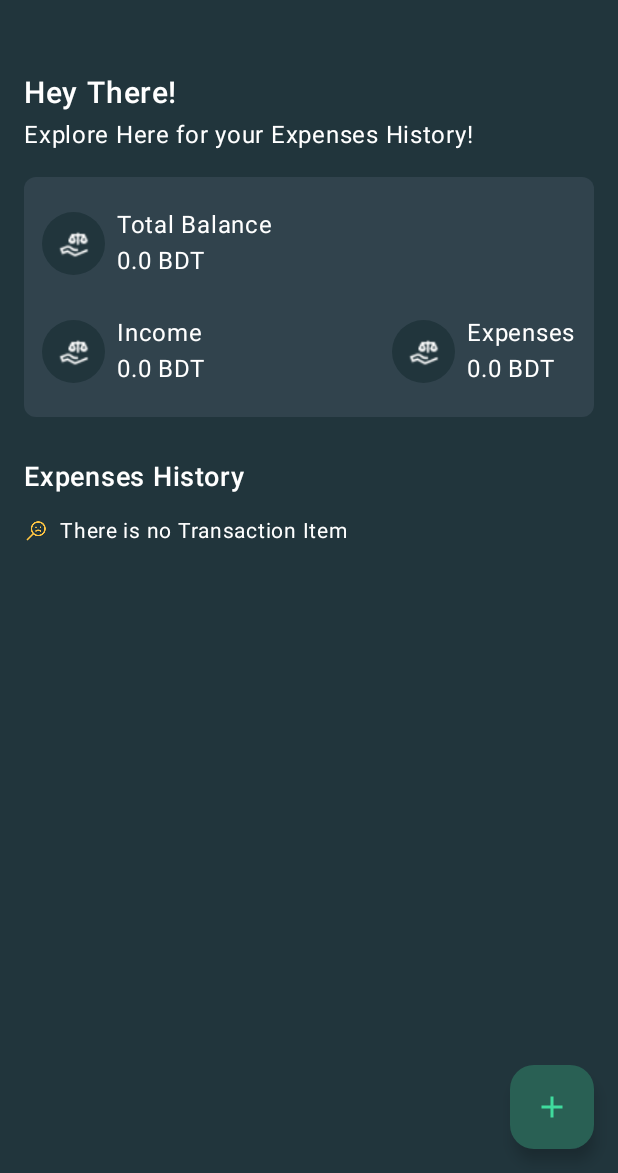
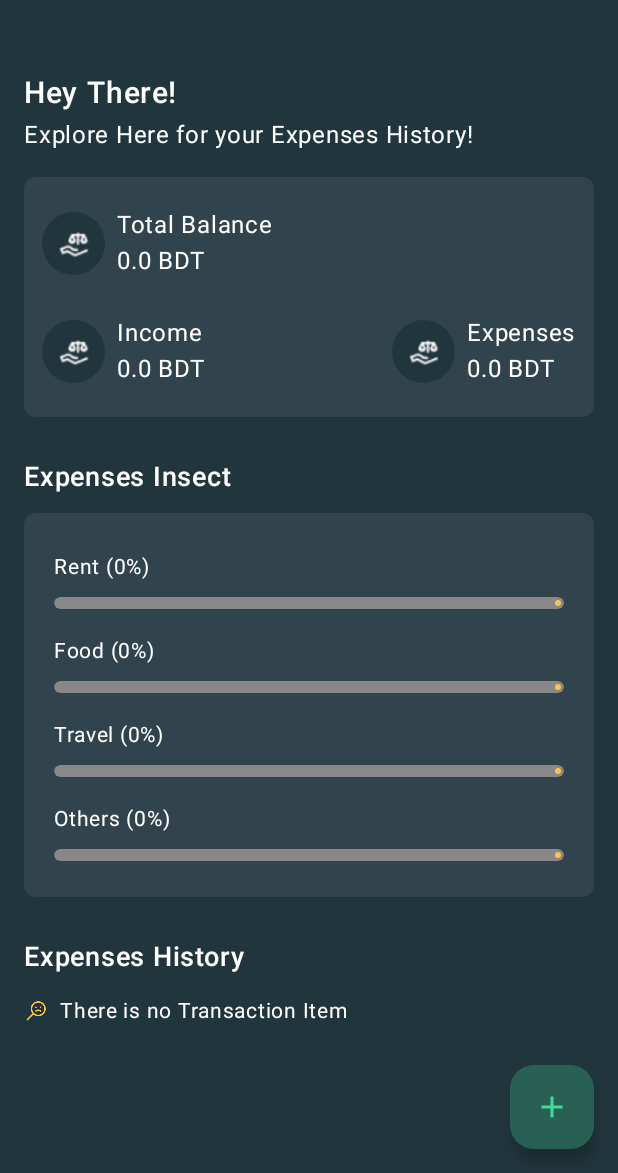
Before and after one commit to imtiazshawn/Tracker_Exodon, an Android app built with Jetpack Compose: the screen it shows after launch (MainActivity), on a phone screen of 412 x 824 dp, the part 63-1236 px from its top. Run offline under Robolectric (Android 15) with nearby library versions, the light colour scheme and no system bars; our stand-ins replace Room's generated code, accompanist.

Commit message:
Expense Insect Functionality

```diff
--- a/app/build.gradle.kts
+++ b/app/build.gradle.kts
@@ -78,4 +78,5 @@ dependencies {
     annotationProcessor("androidx.room:room-compiler:$room_version")
     kapt("androidx.room:room-compiler:$room_version")
     implementation("androidx.room:room-ktx:$room_version")
+    implementation("com.google.accompanist:accompanist-flowlayout:0.24.13-rc")
 }
--- /dev/null
+++ b/app/src/main/java/com/example/trackerexodon/components/ExpenseInsect.kt
@@ -0,0 +1,70 @@
+import androidx.compose.foundation.background
+import androidx.compose.foundation.layout.Arrangement
+import androidx.compose.foundation.layout.Column
+import androidx.compose.foundation.layout.fillMaxWidth
+import androidx.compose.foundation.layout.height
+import androidx.compose.foundation.layout.padding
+import androidx.compose.foundation.shape.RoundedCornerShape
+import androidx.compose.material3.LinearProgressIndicator
+import androidx.compose.material3.Text
+import androidx.compose.runtime.Composable
+import androidx.compose.ui.Alignment
+import androidx.compose.ui.Modifier
+import androidx.compose.ui.draw.clip
+import androidx.compose.ui.graphics.Color
+import androidx.compose.ui.unit.dp
+import androidx.compose.ui.unit.sp
+
+@Composable
+fun ExpenseInsect(
+    rentPercentage: Float,
+    foodPercentage: Float,
+    travelPercentage: Float,
+    othersPercentage: Float
+) {
+    Column(
+        modifier = Modifier
+            .fillMaxWidth()
+            .padding(horizontal = 16.dp)
+            .clip(shape = RoundedCornerShape(8.dp))
+            .background(color = Color(0xFF31434D))
+            .padding(vertical = 16.dp, horizontal = 8.dp),
+        horizontalAlignment = Alignment.CenterHorizontally,
+        verticalArrangement = Arrangement.Center
+    ) {
+        ExpenseCategoryProgress("Rent", rentPercentage, Color(0xFFFFC444))
+        ExpenseCategoryProgress("Food", foodPercentage, Color(0xFFFFC444))
+        ExpenseCategoryProgress("Travel", travelPercentage, Color(0xFFFFC444))
+        ExpenseCategoryProgress("Others", othersPercentage, Color(0xFFFFC444))
+    }
+}
+
+@Composable
+fun ExpenseCategoryProgress(
+    category: String,
+    percentage: Float,
+    color: Color
+) {
+    Column(
+        modifier = Modifier
+            .fillMaxWidth()
+            .padding(vertical = 8.dp, horizontal = 12.dp),
+        horizontalAlignment = Alignment.Start
+    ) {
+        Text(
+            text = "$category (${(percentage * 100).toInt()}%)",
+            color = Color.White,
+            fontSize = 14.sp,
+            modifier = Modifier.padding(bottom = 8.dp)
+        )
+        LinearProgressIndicator(
+            progress = percentage,
+            modifier = Modifier
+                .fillMaxWidth()
+                .height(8.dp)
+                .clip(RoundedCornerShape(4.dp)),
+            color = color,
+            trackColor = Color.Gray
+        )
+    }
+}
--- a/app/src/main/java/com/example/trackerexodon/screens/HomeScreen.kt
+++ b/app/src/main/java/com/example/trackerexodon/screens/HomeScreen.kt
@@ -1,5 +1,6 @@
 package com.example.trackerexodon.screens
 
+import ExpenseInsect
 import androidx.compose.foundation.background
 import androidx.compose.foundation.layout.Box
 import androidx.compose.foundation.layout.Column
@@ -55,6 +56,7 @@ fun HomeScreen(navController: NavHostController) {
     val balance = viewModel.getBalance(state)
     val expenses = viewModel.getTotalExpense(state)
     val income = viewModel.getTotalIncome(state)
+    val categoryPercentages = viewModel.getCategoryPercentages(state)
 
     Scaffold(
         topBar = { Header() },
@@ -106,8 +108,24 @@ fun HomeScreen(navController: NavHostController) {
             Spacer(modifier = Modifier.height(16.dp))
 
             Box(modifier = Modifier.padding(horizontal = 16.dp)) {
-                BalanceBox(expenses, income, balance)
+                BalanceBox(expenses.toString(), income.toString(), balance)
             }
+
+            Spacer(modifier = Modifier.height(28.dp))
+            Text(
+                text = "Expenses Insect",
+                color = Color.White,
+                fontSize = 18.sp,
+                fontWeight = FontWeight.SemiBold,
+                modifier = Modifier.padding(horizontal = 16.dp)
+            )
+            Spacer(modifier = Modifier.height(12.dp))
+            ExpenseInsect(
+                rentPercentage = categoryPercentages["Rent"] ?: 0f,
+                foodPercentage = categoryPercentages["Food"] ?: 0f,
+                travelPercentage = categoryPercentages["Travel"] ?: 0f,
+                othersPercentage = categoryPercentages["Others"] ?: 0f
+            )
 
             Spacer(modifier = Modifier.height(28.dp))
             ExpenseHistory(list = state)
--- a/app/src/main/java/com/example/trackerexodon/viewmodels/HomeViewModel.kt
+++ b/app/src/main/java/com/example/trackerexodon/viewmodels/HomeViewModel.kt
@@ -25,7 +25,7 @@ class HomeViewModel(dao: ExpenseDao) : ViewModel() {
         return "$total"
     }
 
-    fun getTotalExpense(list: List<ExpenseEntity>): String {
+    fun getTotalExpense(list: List<ExpenseEntity>): Double {
         var total = 0.0
         list.forEach {
             if (it.type == "Expense") {
@@ -33,10 +33,10 @@ class HomeViewModel(dao: ExpenseDao) : ViewModel() {
                 total += amount
             }
         }
-        return "$total"
+        return total
     }
 
-    fun getTotalIncome(list: List<ExpenseEntity>): String {
+    fun getTotalIncome(list: List<ExpenseEntity>): Double {
         var total = 0.0
         list.forEach {
             if (it.type == "Income") {
@@ -44,23 +44,48 @@ class HomeViewModel(dao: ExpenseDao) : ViewModel() {
                 total += amount
             }
         }
-        return "$total"
+        return total
+    }
+
+    private fun getCategoryExpense(list: List<ExpenseEntity>, category: String): Double {
+        var total = 0.0
+        list.forEach {
+            if (it.type == "Expense" && it.category == category) {
+                val amount = it.amount.toDoubleOrNull() ?: 0.0
+                total += amount
+            }
+        }
+        return total
+    }
+
+    fun getCategoryPercentages(list: List<ExpenseEntity>): Map<String, Float> {
+        val totalExpense = getTotalExpense(list)
+        if (totalExpense == 0.0) return mapOf()
+
+        val rentExpense = getCategoryExpense(list, "Rent")
+        val foodExpense = getCategoryExpense(list, "Food")
+        val travelExpense = getCategoryExpense(list, "Travel")
+        val othersExpense = getCategoryExpense(list, "Others")
+
+        return mapOf(
+            "Rent" to (rentExpense / totalExpense).toFloat(),
+            "Food" to (foodExpense / totalExpense).toFloat(),
+            "Travel" to (travelExpense / totalExpense).toFloat(),
+            "Others" to (othersExpense / totalExpense).toFloat()
+        )
     }
 
     fun getItemIcon(item: ExpenseEntity): Int {
-        if (item.category == "Salary") {
-            return R.drawable.ic_expenses
-        } else if (item.category == "Food") {
-            return R.drawable.ic_food
-        } else if (item.category == "Rent") {
-            return R.drawable.ic_rent
-        } else if (item.category == "Travel") {
-            return R.drawable.ic_travel
-        } else {
-            return R.drawable.ic_others
+        return when (item.category) {
+            "Salary" -> R.drawable.ic_expenses
+            "Food" -> R.drawable.ic_food
+            "Rent" -> R.drawable.ic_rent
+            "Travel" -> R.drawable.ic_travel
+            else -> R.drawable.ic_others
         }
     }
 }
+
 
 class HomeViewModelFactory(private val context: Context) : ViewModelProvider.Factory {
     override fun <T : ViewModel> create(modelClass: Class<T>): T {
```
